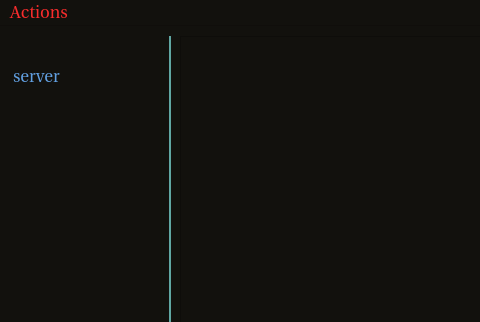
Before: the Qt Designer form GUI_Qt/messenger/messenger.ui in FundCompXbee/XBeeMessenger, drawn with Qt 5; both pictures show x 0 to 480 and y 0 to 322 of the 1097 by 647 pixel window.
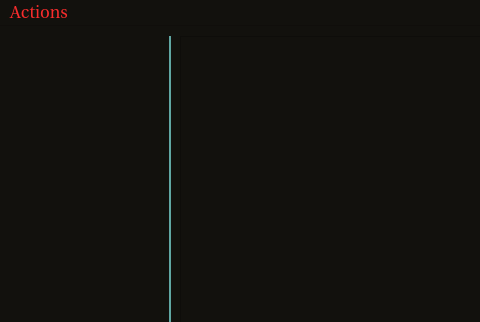
After: the same form once the commit is applied.

Commit message: removed "server" from default list of channels

The edit to the form file:
```diff
--- a/GUI_Qt/messenger/messenger.ui
+++ b/GUI_Qt/messenger/messenger.ui
@@ -825,11 +825,6 @@
     <property name="wordWrap">
      <bool>true</bool>
     </property>
-    <item>
-     <property name="text">
-      <string>server</string>
-     </property>
-    </item>
    </widget>
   </widget>
   <widget class="QMenuBar" name="menuBar">
```
The commit also changes 2 other files.
